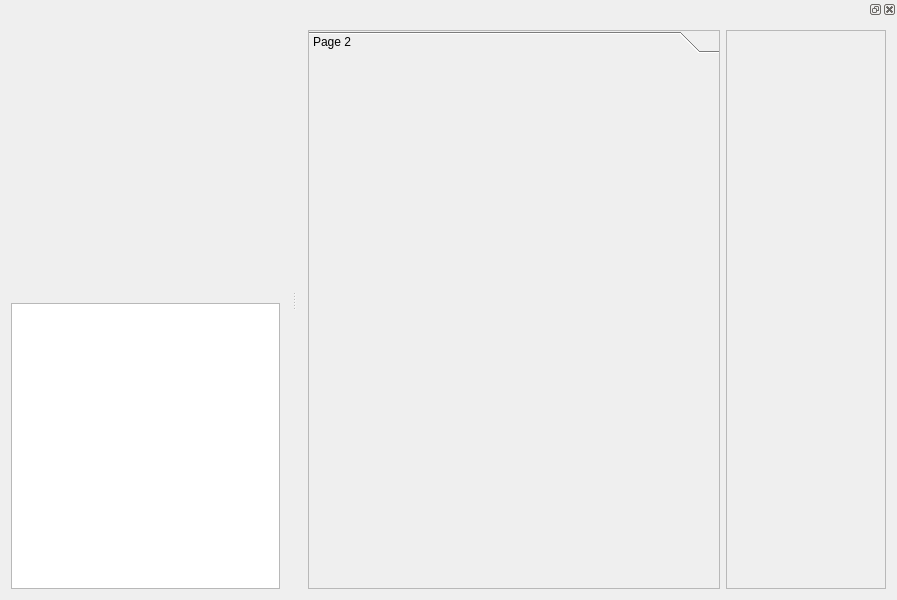
Before: the Qt Designer form cg3/viewer/mainwindow.ui in cg3hci/cg3lib, drawn with Qt 5.
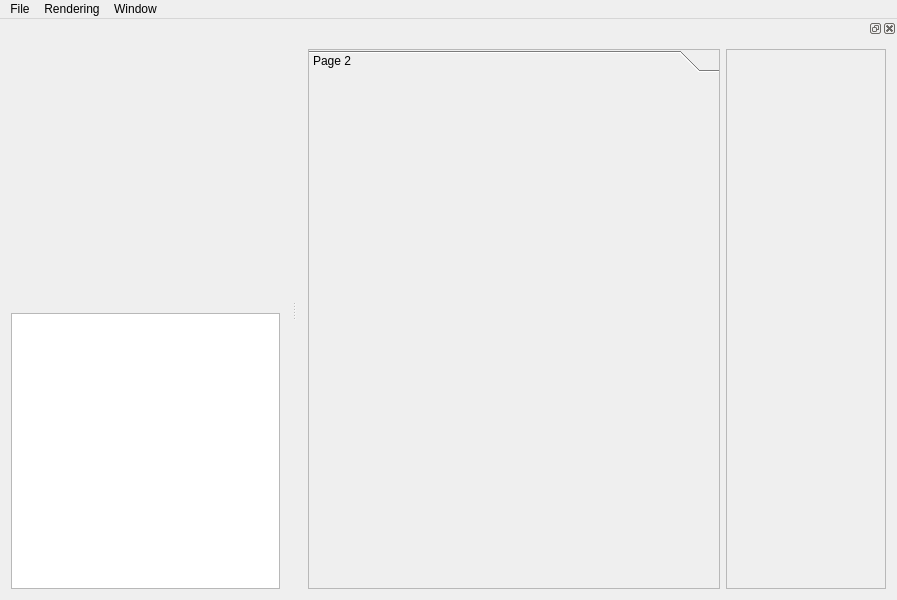
After: the same form once the commit is applied. Custom widgets are drawn as their Qt base class.

Commit message: added header descriptions on all files; removed window manager

Patch:
```diff
--- a/cg3/viewer/mainwindow.ui
+++ b/cg3/viewer/mainwindow.ui
@@ -55,9 +55,37 @@
      <x>0</x>
      <y>0</y>
      <width>897</width>
-     <height>22</height>
+     <height>20</height>
     </rect>
    </property>
+   <widget class="QMenu" name="menuFile">
+    <property name="title">
+     <string>Rendering</string>
+    </property>
+    <addaction name="actionChange_Background_Color"/>
+    <addaction name="actionFit_Scene"/>
+    <addaction name="actionShow_Axis"/>
+    <addaction name="actionUpdate_Canvas"/>
+    <addaction name="separator"/>
+   </widget>
+   <widget class="QMenu" name="menuWindow">
+    <property name="title">
+     <string>Window</string>
+    </property>
+    <addaction name="actionFull_Screen"/>
+    <addaction name="actionShow_Hide_Dock_Widget"/>
+   </widget>
+   <widget class="QMenu" name="menuFile_2">
+    <property name="title">
+     <string>File</string>
+    </property>
+    <addaction name="actionLoad_Point_of_View"/>
+    <addaction name="actionSave_Point_Of_View"/>
+    <addaction name="actionSave_Snapshot"/>
+   </widget>
+   <addaction name="menuFile_2"/>
+   <addaction name="menuFile"/>
+   <addaction name="menuWindow"/>
   </widget>
   <widget class="QDockWidget" name="dockWidget">
    <property name="sizePolicy">
@@ -118,7 +146,7 @@
           <x>0</x>
           <y>0</y>
           <width>158</width>
-          <height>539</height>
+          <height>547</height>
          </rect>
         </property>
        </widget>
@@ -155,8 +183,8 @@
          <rect>
           <x>0</x>
           <y>0</y>
-          <width>414</width>
-          <height>508</height>
+          <width>419</width>
+          <height>521</height>
          </rect>
         </property>
         <attribute name="label">
```
Left out of the diff: 68 changed lines with no effect on the pictures. The commit also changes 200 other files.
